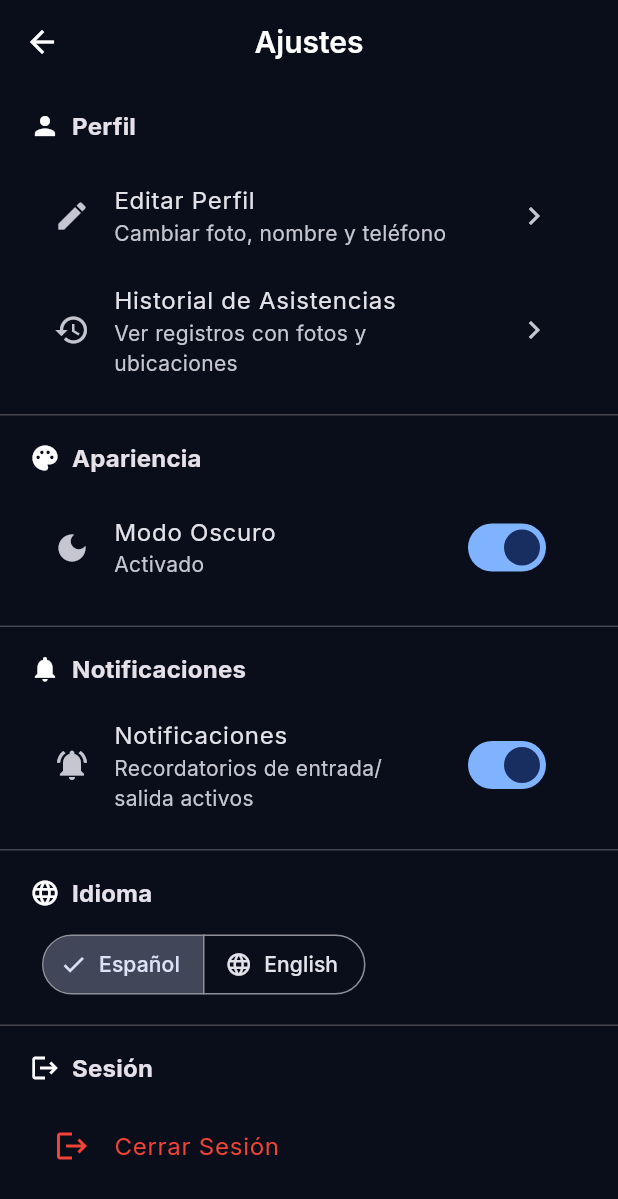
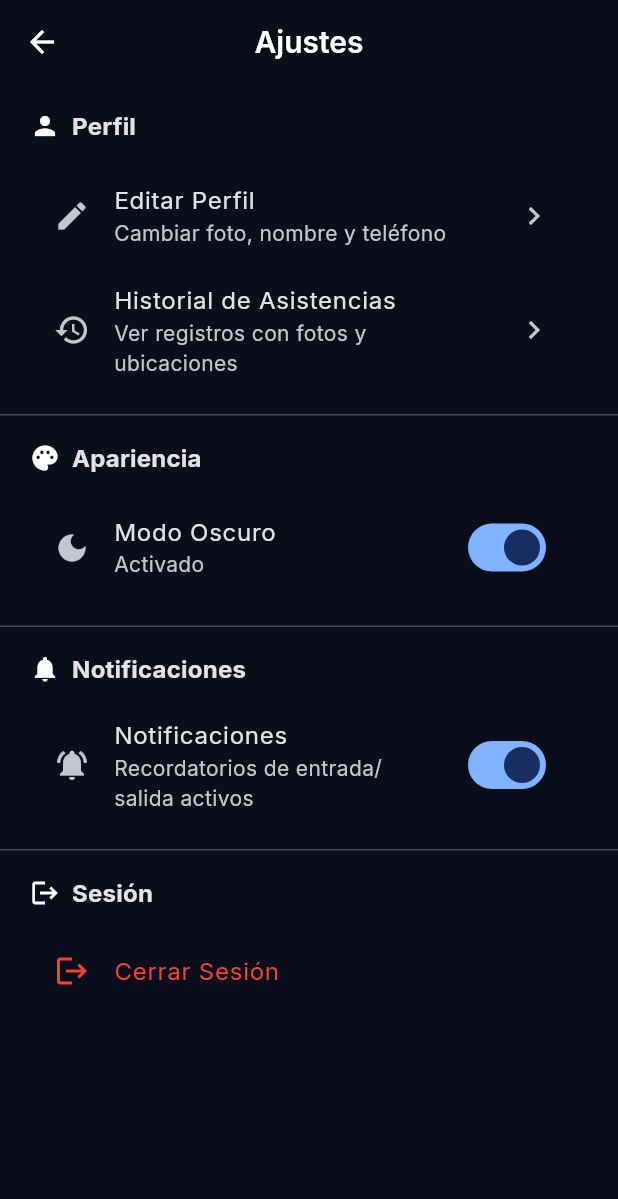
Before and after one commit to DMaTeoG/App_TurnoTrack, a Flutter app: the SettingsScreen screen opened by its route, after a tap on "Modo Oscuro", on a phone screen of 412 x 824 dp. Shown: the top 1199 px of the screen. Run offline on Flutter 3.47's test engine with Material 3 defaults, Android fonts, the phone set to English and light mode, and no system bars; our stand-ins replace camera, csv, fl_chart, flutter_animate, flutter_dotenv, flutter_image_compress and 14 more; accounts and stored records are empty; network calls fail.

Commit message:
feat: Remove locale provider and language selector; set app to use Spanish by default

```diff
--- a/lib/main.dart
+++ b/lib/main.dart
@@ -20,7 +20,7 @@ import 'presentation/pages/dashboards/worker_dashboard_page.dart';
 import 'presentation/pages/users/user_list_page.dart';
 import 'presentation/pages/attendance/team_attendance_list_page.dart';
 import 'presentation/providers/theme_provider.dart';
-import 'presentation/providers/locale_provider.dart';
+// Locale provider removed: app configured to use Spanish by default
 import 'presentation/providers/auth_provider.dart';
 
 void main() async {
@@ -70,9 +70,6 @@ class MyApp extends ConsumerWidget {
     // ✅ ACTUALIZADO: Watch AsyncValue del tema
     final themeModeAsync = ref.watch(themeModeProvider);
 
-    // ✅ ACTUALIZADO: Watch AsyncValue del idioma
-    final localeAsync = ref.watch(localeProvider);
-
     return themeModeAsync.when(
       loading: () => const MaterialApp(
         debugShowCheckedModeBanner: false,
@@ -85,18 +82,6 @@ class MyApp extends ConsumerWidget {
         ),
       ),
       data: (themeMode) {
-        return localeAsync.when(
-          loading: () => const MaterialApp(
-            debugShowCheckedModeBanner: false,
-            home: Scaffold(body: Center(child: CircularProgressIndicator())),
-          ),
-          error: (error, stack) => MaterialApp(
-            debugShowCheckedModeBanner: false,
-            home: Scaffold(
-              body: Center(child: Text('Error al cargar idioma: $error')),
-            ),
-          ),
-          data: (locale) {
         return MaterialApp(
           title: AppStrings.appName,
           debugShowCheckedModeBanner: false,
@@ -104,8 +89,8 @@ class MyApp extends ConsumerWidget {
           darkTheme: AppTheme.darkTheme,
           themeMode: themeMode,
 
-              // ✅ Configuración de i18n
-              locale: locale,
+          // Forzar idioma a Español
+          locale: const Locale('es', ''),
               supportedLocales: const [
                 Locale('es', ''), // Español
                 Locale('en', ''), // English
@@ -258,10 +243,8 @@ class MyApp extends ConsumerWidget {
                 },
                 '/team-attendance': (context) => const TeamAttendanceListPage(),
               },
-            );
-          },
-        );
-      },
-    );
+            ); // MaterialApp
+          }, // data
+        ); // themeModeAsync.when
   }
 }
--- a/lib/presentation/screens/settings_screen.dart
+++ b/lib/presentation/screens/settings_screen.dart
@@ -2,7 +2,7 @@ import 'package:flutter/material.dart';
 import 'package:flutter_riverpod/flutter_riverpod.dart';
 import '../providers/auth_provider.dart';
 import '../providers/theme_provider.dart';
-import '../providers/locale_provider.dart';
+// Locale switching removed: language selector deleted as requested
 import '../providers/notifications_settings_provider.dart';
 import '../pages/profile/profile_edit_page.dart';
 import '../pages/attendance/attendance_history_page.dart';
@@ -23,8 +23,7 @@ class _SettingsScreenState extends ConsumerState<SettingsScreen> {
     // ✅ ACTUALIZADO: Watch AsyncValue del tema
     final themeModeAsync = ref.watch(themeModeProvider);
 
-    // ✅ ACTUALIZADO: Watch AsyncValue del idioma
-    final localeAsync = ref.watch(localeProvider);
+    // Idioma control eliminado en esta pantalla
 
     final notificationsEnabled = ref.watch(notificationsEnabledProvider);
 
@@ -34,10 +33,6 @@ class _SettingsScreenState extends ConsumerState<SettingsScreen> {
         loading: () => const Center(child: CircularProgressIndicator()),
         error: (error, stack) => Center(child: Text('Error: $error')),
         data: (themeMode) {
-          return localeAsync.when(
-            loading: () => const Center(child: CircularProgressIndicator()),
-            error: (error, stack) => Center(child: Text('Error: $error')),
-            data: (locale) {
           return ListView(
             children: [
               // ✅ NUEVO: Perfil
@@ -75,16 +70,6 @@ class _SettingsScreenState extends ConsumerState<SettingsScreen> {
 
               const Divider(height: 1),
 
-                  // Idioma
-                  _buildSection(
-                    context,
-                    icon: Icons.language,
-                    title: 'Idioma',
-                    children: [_buildLanguageSelector(theme, locale)],
-                  ),
-
-                  const Divider(height: 1),
-
               // Sesión
               _buildSection(
                 context,
@@ -93,8 +78,6 @@ class _SettingsScreenState extends ConsumerState<SettingsScreen> {
                 children: [_buildLogoutButton(theme)],
               ),
             ],
-              );
-            },
           );
         },
       ),
@@ -177,43 +160,7 @@ class _SettingsScreenState extends ConsumerState<SettingsScreen> {
     );
   }
 
-  Widget _buildLanguageSelector(ThemeData theme, Locale currentLocale) {
-    return Padding(
-      padding: const EdgeInsets.symmetric(horizontal: 8),
-      child: SegmentedButton<String>(
-        segments: const [
-          ButtonSegment(
-            value: 'es',
-            label: Text('Español'),
-            icon: Icon(Icons.language),
-          ),
-          ButtonSegment(
-            value: 'en',
-            label: Text('English'),
-            icon: Icon(Icons.language),
-          ),
-        ],
-        selected: {currentLocale.languageCode},
-        onSelectionChanged: (Set<String> newSelection) {
-          final value = newSelection.first;
-
-          // ✅ Actualizar idioma usando LocaleProvider
-          ref.read(localeProvider.notifier).setLocale(Locale(value));
-
-          ScaffoldMessenger.of(context).showSnackBar(
-            SnackBar(
-              content: Text(
-                value == 'es'
-                    ? 'Idioma cambiado a Español'
-                    : 'Language changed to English',
-              ),
-              backgroundColor: Colors.green,
-            ),
-          );
-        },
-      ),
-    );
-  }
+  // Language selector removed
 
   Widget _buildProfileButton(ThemeData theme) {
     return ListTile(
```
Lines whose indentation alone changed are shown as unchanged.
